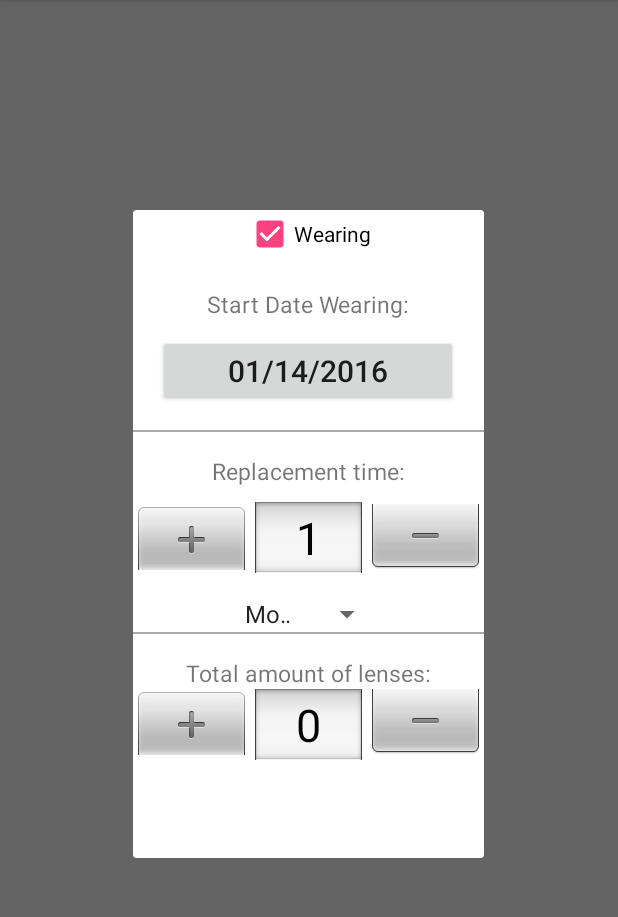
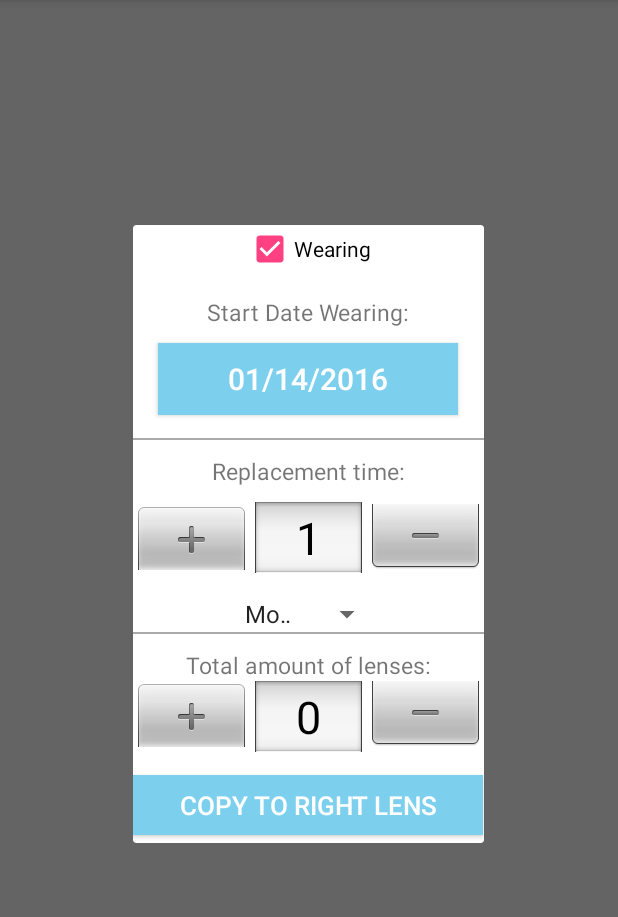
Before and after one commit to adrianoeo/MyLensesStudio, an Android app: the fragment LeftTimeFragment shown on its own in the app's theme, on a phone screen of 412 x 824 dp, the part 84-1001 px from its top. Run offline under Robolectric (Android 15) with nearby library versions, the phone set to English and light mode, and no system bars.

Commit message:
20160114

```diff
--- a/app/build.gradle
+++ b/app/build.gradle
@@ -7,8 +7,8 @@ android {
         applicationId 'com.aeo.mylenses'
         minSdkVersion 16
         targetSdkVersion 23
-        versionCode 17
-        versionName '4.3'
+        versionCode 17181
+        versionName '4.5'
     }
     buildTypes {
         release {
--- a/app/src/main/java/com/aeo/mylenses/adapter/TimeLensesCollectionPagerAdapter.java
+++ b/app/src/main/java/com/aeo/mylenses/adapter/TimeLensesCollectionPagerAdapter.java
@@ -33,7 +33,7 @@ public class TimeLensesCollectionPagerAdapter extends FragmentStatePagerAdapter
 	public Fragment getItem(int position) {
 		Fragment fragment = null;
 		if (position == 0) {
-			fragment = LeftTimeFragment.newInstance(idLenses);
+			fragment = LeftTimeFragment.newInstance(idLenses, this);
 			mPageReferenceMap.put(position, fragment);
 		} else {
 			fragment = RightTimeFragment.newInstance(idLenses);
--- a/app/src/main/java/com/aeo/mylenses/fragment/LeftTimeFragment.java
+++ b/app/src/main/java/com/aeo/mylenses/fragment/LeftTimeFragment.java
@@ -4,6 +4,7 @@ import android.annotation.SuppressLint;
 import android.content.Context;
 import android.os.Bundle;
 import android.support.v4.app.DialogFragment;
+import android.support.v4.app.Fragment;
 import android.view.LayoutInflater;
 import android.view.Menu;
 import android.view.MenuInflater;
@@ -19,6 +20,7 @@ import android.widget.NumberPicker;
 import android.widget.Spinner;
 
 import com.aeo.mylenses.R;
+import com.aeo.mylenses.adapter.TimeLensesCollectionPagerAdapter;
 import com.aeo.mylenses.dao.TimeLensesDAO;
 import com.aeo.mylenses.vo.TimeLensesVO;
 
@@ -37,7 +39,13 @@ public class LeftTimeFragment extends DialogFragment {
     private static CheckBox cbInUseLeft;
     private static NumberPicker qtdLeft;
     private static Spinner spinnerLeft;
+    private static Button btnCopyToRight;
 
+    private static Button btnDateRight;
+    private static NumberPicker numberPickerRight;
+    private static CheckBox cbInUseRight;
+    private static NumberPicker qtdRight;
+    private static Spinner spinnerRight;
     private MenuItem menuItemEdit;
 
     public static final String DATE_LEFT_EYE = "DATE_LEFT_EYE";
@@ -46,12 +54,15 @@ public class LeftTimeFragment extends DialogFragment {
     private View view;
 
     public static int idLenses;
+    public static TimeLensesCollectionPagerAdapter timeLensesCollectionPagerAdapter;
 
     private Context context;
 
     public static TimeLensesVO timeLensesVO;
 
-    public static LeftTimeFragment newInstance(int idLens) {
+    public static LeftTimeFragment newInstance(int idLens, TimeLensesCollectionPagerAdapter timeLensesCollectionPagerAdapter1) {
+        timeLensesCollectionPagerAdapter = timeLensesCollectionPagerAdapter1;
+
         LeftTimeFragment lensFragment = new LeftTimeFragment();
         Bundle args = new Bundle();
         args.putInt(KEY_ID_LENS, idLens);
@@ -92,6 +103,7 @@ public class LeftTimeFragment extends DialogFragment {
         btnDateLeft = (Button) view.findViewById(R.id.btnDateLeft);
         cbInUseLeft = (CheckBox) view.findViewById(R.id.cbxWearLeft);
         qtdLeft = (NumberPicker) view.findViewById(R.id.qtdLeft);
+        btnCopyToRight = (Button) view.findViewById(R.id.btnCopyToRight);
 
         btnDateLeft.setOnClickListener(new OnClickListener() {
             @Override
@@ -111,6 +123,13 @@ public class LeftTimeFragment extends DialogFragment {
                         date.get(Calendar.YEAR), date.get(Calendar.MONTH),
                         date.get(Calendar.DAY_OF_MONTH));
                 fragmentDate.show(getFragmentManager(), "datePickerLeft");
+            }
+        });
+
+        btnCopyToRight.setOnClickListener(new View.OnClickListener() {
+            @Override
+            public void onClick(View v) {
+                copy();
             }
         });
 
@@ -204,15 +223,32 @@ public class LeftTimeFragment extends DialogFragment {
         spinnerLeft.setEnabled(enabled);
         cbInUseLeft.setEnabled(enabled);
         qtdLeft.setEnabled(enabled);
+        btnCopyToRight.setEnabled(enabled);
     }
 
-//    @Override
-//    public void setUserVisibleHint(boolean isVisibleToUser) {
-//        super.setUserVisibleHint(isVisibleToUser);
-//        if (!isVisibleToUser && btnDateLeft != null && btnDateLeft.isEnabled()) {
-////            saveLens();
-////			getActivity().finish();
-//        }
-//    }
+    public void copy() {
+        Fragment rightFragment = timeLensesCollectionPagerAdapter.getFragment(1);
+
+        if (rightFragment != null) {
+            View rightView = rightFragment.getView();
+
+            if (rightView != null) {
+                spinnerRight = (Spinner) rightView.findViewById(R.id.spinnerRight);
+                numberPickerRight = (NumberPicker) rightView
+                        .findViewById(R.id.numberPickerRight);
+                btnDateRight = (Button) rightView.findViewById(R.id.btnDateRight);
+                cbInUseRight = (CheckBox) rightView.findViewById(R.id.cbxWearRight);
+                qtdRight = (NumberPicker) rightView.findViewById(R.id.qtdRight);
+
+                btnDateRight.setText(btnDateLeft.getText().toString());
+                numberPickerRight.setValue(numberPickerLeft.getValue());
+                spinnerRight.setSelection(spinnerLeft.getSelectedItemPosition());
+                cbInUseRight.setChecked(cbInUseLeft.isChecked());
+                qtdRight.setValue(qtdLeft.getValue());
+            }
+        }
+
+
+    }
 
 }
--- a/app/src/main/java/com/aeo/mylenses/fragment/TimeLensesFragment.java
+++ b/app/src/main/java/com/aeo/mylenses/fragment/TimeLensesFragment.java
@@ -56,6 +56,7 @@ public class TimeLensesFragment extends Fragment {
     private static CheckBox cbInUseLeft;
     private static NumberPicker qtdLeft;
     private static Spinner spinnerLeft;
+    private static Button btnCopyToRight;
 
     private static Button btnDateRight;
     private static NumberPicker numberPickerRight;
@@ -225,6 +226,7 @@ public class TimeLensesFragment extends Fragment {
     private void enableControls(boolean enabled) {
         if (getViewsFragmentLenses()) {
             btnDateLeft.setEnabled(enabled);
+            btnCopyToRight.setEnabled(enabled);
             btnDateRight.setEnabled(enabled);
             numberPickerLeft.setEnabled(enabled);
             numberPickerRight.setEnabled(enabled);
@@ -268,6 +270,7 @@ public class TimeLensesFragment extends Fragment {
                 numberPickerLeft = (NumberPicker) leftView
                         .findViewById(R.id.numberPickerLeft);
                 btnDateLeft = (Button) leftView.findViewById(R.id.btnDateLeft);
+                btnCopyToRight = (Button) leftView.findViewById(R.id.btnCopyToRight);
                 cbInUseLeft = (CheckBox) leftView.findViewById(R.id.cbxWearLeft);
                 qtdLeft = (NumberPicker) leftView.findViewById(R.id.qtdLeft);
             }
@@ -317,5 +320,4 @@ public class TimeLensesFragment extends Fragment {
             getFragmentManager().popBackStack();
         }
     }
-
 }
--- a/app/src/main/res/layout/fragment_left_time.xml
+++ b/app/src/main/res/layout/fragment_left_time.xml
@@ -15,97 +15,111 @@
             android:id="@+id/cbxWearLeft"
             android:layout_width="wrap_content"
             android:layout_height="wrap_content"
+            android:layout_gravity="center_horizontal"
             android:layout_weight="0.50"
             android:checked="true"
-            android:text="@string/str_in_use"
-            android:layout_gravity="center_horizontal" />
+            android:text="@string/str_in_use" />
 
 
         <TextView
             android:id="@+id/tvLeftEyeSet"
             android:layout_width="wrap_content"
             android:layout_height="wrap_content"
-            android:layout_marginTop="20dp"
+            android:layout_gravity="center_horizontal"
+            android:layout_marginTop="15dp"
             android:layout_weight="0.26"
             android:gravity="center_horizontal"
             android:text="@string/dateLeftEye"
-            android:textSize="15sp"
-            android:layout_gravity="center_horizontal" />
+            android:textSize="15sp" />
 
         <Button
             android:id="@+id/btnDateLeft"
             android:layout_width="200sp"
             android:layout_height="wrap_content"
+            android:layout_gravity="center_horizontal"
             android:layout_marginBottom="15dp"
             android:layout_marginTop="10dp"
             android:layout_weight="0.17"
+            android:background="#7dd0ed"
             android:gravity="center"
             android:text="@string/btnDatePicker"
-            android:textSize="20sp"
-            android:layout_gravity="center_horizontal" />
+            android:textColor="@android:color/white"
+            android:textSize="20sp" />
 
         <View
             android:layout_width="fill_parent"
             android:layout_height="1dp"
-            android:background="@android:color/darker_gray"
-            android:layout_gravity="center_horizontal" />
+            android:layout_gravity="center_horizontal"
+            android:background="@android:color/darker_gray" />
 
         <TextView
             android:id="@+id/TextView02"
             android:layout_width="wrap_content"
             android:layout_height="wrap_content"
-            android:layout_marginTop="15dp"
+            android:layout_gravity="center_horizontal"
+            android:layout_marginTop="10dp"
             android:layout_weight="0.35"
             android:gravity="center"
             android:text="@string/lblMonths"
-            android:textSize="15sp"
-            android:layout_gravity="center_horizontal" />
+            android:textSize="15sp" />
 
         <NumberPicker
             android:id="@+id/numberPickerLeft"
             android:layout_width="wrap_content"
             android:layout_height="wrap_content"
+            android:layout_gravity="center_horizontal"
             android:layout_marginTop="10dp"
             android:layout_weight="0.36"
             android:gravity="center"
             android:orientation="horizontal"
-            android:theme="@android:style/Theme.Light"
-            android:layout_gravity="center_horizontal" />
+            android:theme="@android:style/Theme.Light" />
 
         <Spinner
             android:id="@+id/spinnerLeft"
             android:layout_width="100sp"
             android:layout_height="wrap_content"
+            android:layout_gravity="center_horizontal"
             android:layout_marginTop="15dp"
             android:layout_weight="0.09"
-            android:gravity="center_horizontal"
-            android:layout_gravity="center_horizontal" />
+            android:gravity="center_horizontal" />
 
         <View
             android:layout_width="fill_parent"
             android:layout_height="1dp"
-            android:background="@android:color/darker_gray"
-            android:layout_gravity="center_horizontal" />
+            android:layout_gravity="center_horizontal"
+            android:background="@android:color/darker_gray" />
+
         <TextView
             android:id="@+id/TextView03"
             android:layout_width="wrap_content"
             android:layout_height="wrap_content"
-            android:layout_marginTop="15dp"
+            android:layout_gravity="center_horizontal"
+            android:layout_marginTop="10dp"
             android:layout_weight="0.35"
             android:gravity="center"
             android:text="@string/lblQtd"
-            android:textSize="15sp"
-            android:layout_gravity="center_horizontal" />
+            android:textSize="15sp" />
 
-       <NumberPicker
+        <NumberPicker
+            android:id="@+id/qtdLeft"
             android:layout_width="wrap_content"
-            android:layout_height="97dp"
-            android:layout_marginBottom="15dp"
-            android:id="@+id/qtdLeft"
+            android:layout_height="wrap_content"
             android:layout_gravity="center_horizontal"
-           android:orientation="horizontal"
-           android:theme="@android:style/Theme.Light" />
+            android:orientation="horizontal"
+            android:theme="@android:style/Theme.Light" />
 
+        <Button
+            android:id="@+id/btnCopyToRight"
+            android:layout_width="233dp"
+            android:layout_height="40dp"
+            android:layout_gravity="center_horizontal"
+            android:layout_marginTop="15dp"
+            android:layout_marginBottom="5dp"
+            android:background="#7dd0ed"
+            android:gravity="center"
+            android:text="@string/btn_copy"
+            android:textColor="@android:color/white"
+            android:textSize="17sp" />
     </LinearLayout>
 
 </ScrollView>
--- a/app/src/main/res/values/strings.xml
+++ b/app/src/main/res/values/strings.xml
@@ -24,6 +24,7 @@
     <string name="lbl_bc">BC</string>
     <string name="lbl_dia">DIA</string>
     <string name="btn_horario">12:00</string>
+    <string name="btn_copy">Copy to right lens</string>
     <!---->
 
     <string name="menuSave">Save</string>
```
Also changed, not shown: app/src/main/java/com/aeo/mylenses/fragment/AlarmFragment.java (+82 -16 lines), app/src/main/res/layout/fragment_right_time.xml (+26 -23 lines), 3 other files.
